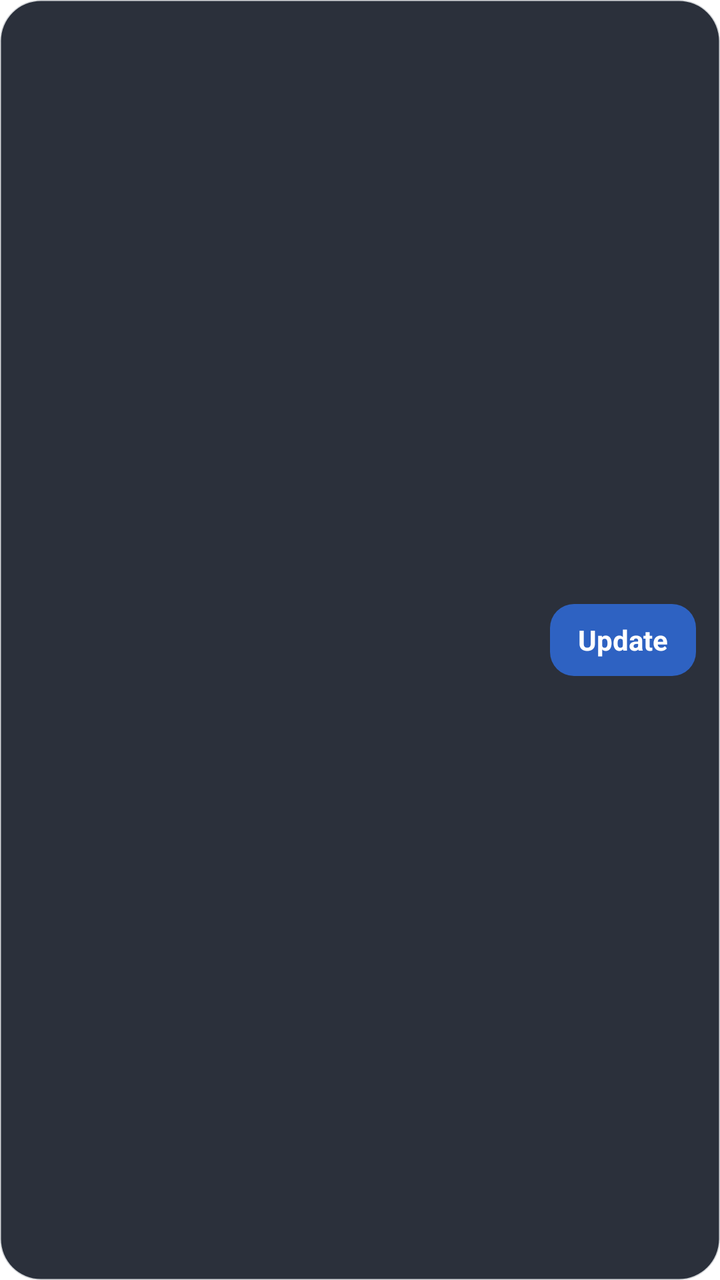
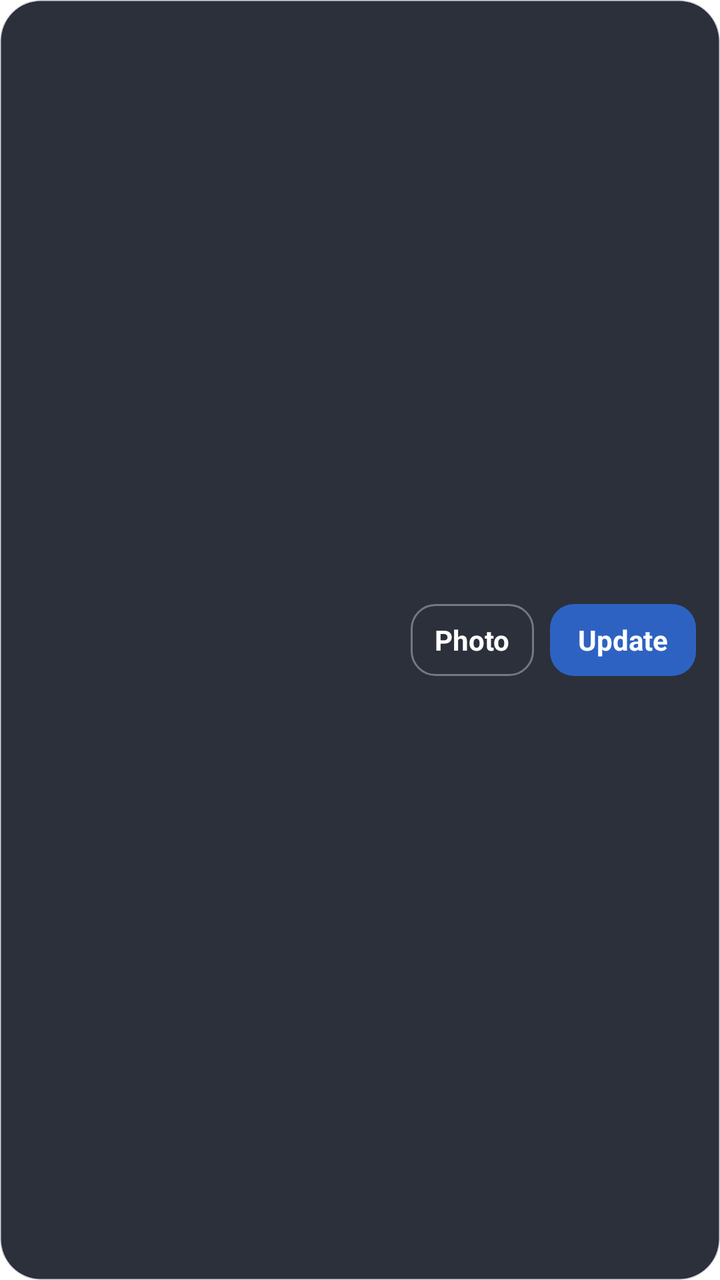

Two renders of the same Android screen: before a commit and after it. Below are the layout's source before the change and the commit's diff.
<!-- AndroidManifest.xml: fallback theme Theme.MaterialComponents.DayNight.NoActionBar -->
<!-- res/layout/widget_odometer.xml -->
<?xml version="1.0" encoding="utf-8"?>
<LinearLayout xmlns:android="http://schemas.android.com/apk/res/android" android:id="@+id/root" android:layout_width="match_parent" android:layout_height="match_parent" android:orientation="horizontal" android:gravity="center_vertical" android:padding="12dp" android:background="@drawable/widget_bg">
    <LinearLayout android:layout_width="0dp" android:layout_weight="1" android:layout_height="wrap_content" android:orientation="vertical">
        <TextView android:id="@+id/cap" android:layout_width="wrap_content" android:layout_height="wrap_content" android:textSize="11sp" android:textColor="#AFC0D8" android:letterSpacing="0.08" android:maxLines="1" android:ellipsize="end" />
        <TextView android:id="@+id/value" android:layout_width="wrap_content" android:layout_height="wrap_content" android:textSize="18sp" android:textStyle="bold" android:textColor="#F5F7FA" android:maxLines="1" android:ellipsize="end" />
        <TextView android:id="@+id/sub" android:layout_width="wrap_content" android:layout_height="wrap_content" android:textSize="12sp" android:textColor="#AFC0D8" android:maxLines="2" android:ellipsize="end" />
    </LinearLayout>
    <TextView android:id="@+id/update" android:layout_width="wrap_content" android:layout_height="36dp" android:paddingStart="14dp" android:paddingEnd="14dp" android:gravity="center" android:text="Update" android:textColor="#FFFFFF" android:textStyle="bold" android:background="@drawable/widget_button" />
</LinearLayout>
<!-- resources referenced by this layout -->
<resources>
  <!-- drawable widget_bg (drawable) -->
  <?xml version="1.0" encoding="utf-8"?>
  <shape xmlns:android="http://schemas.android.com/apk/res/android" android:shape="rectangle">
      <solid android:color="#EE1C222D" />
      <corners android:radius="20dp" />
      <stroke android:width="1dp" android:color="#332C3442" />
  </shape>
  <!-- drawable widget_button (drawable) -->
  <?xml version="1.0" encoding="utf-8"?>
  <shape xmlns:android="http://schemas.android.com/apk/res/android" android:shape="rectangle">
      <solid android:color="#2E62C2" />
      <corners android:radius="12dp" />
  </shape>
</resources>

<!-- the commit's change to res/layout/widget_odometer.xml (unified diff, before → after) -->
@@ -5,5 +5,6 @@
         <TextView android:id="@+id/value" android:layout_width="wrap_content" android:layout_height="wrap_content" android:textSize="18sp" android:textStyle="bold" android:textColor="#F5F7FA" android:maxLines="1" android:ellipsize="end" />
         <TextView android:id="@+id/sub" android:layout_width="wrap_content" android:layout_height="wrap_content" android:textSize="12sp" android:textColor="#AFC0D8" android:maxLines="2" android:ellipsize="end" />
     </LinearLayout>
+    <TextView android:id="@+id/photo" android:layout_width="wrap_content" android:layout_height="36dp" android:layout_marginEnd="8dp" android:paddingStart="12dp" android:paddingEnd="12dp" android:gravity="center" android:text="Photo" android:textColor="#FFFFFF" android:textStyle="bold" android:background="@drawable/widget_button_outline" />
     <TextView android:id="@+id/update" android:layout_width="wrap_content" android:layout_height="36dp" android:paddingStart="14dp" android:paddingEnd="14dp" android:gravity="center" android:text="Update" android:textColor="#FFFFFF" android:textStyle="bold" android:background="@drawable/widget_button" />
 </LinearLayout>
<!-- resource entries referenced after the edit -->
@@ -13,5 +13,11 @@
       <solid android:color="#2E62C2" />
       <corners android:radius="12dp" />
   </shape>
+  <!-- drawable widget_button_outline (drawable) -->
+  <?xml version="1.0" encoding="utf-8"?>
+  <shape xmlns:android="http://schemas.android.com/apk/res/android" android:shape="rectangle">
+      <corners android:radius="12dp" />
+      <stroke android:width="1dp" android:color="#59FFFFFF" />
+  </shape>
 </resources>
 
